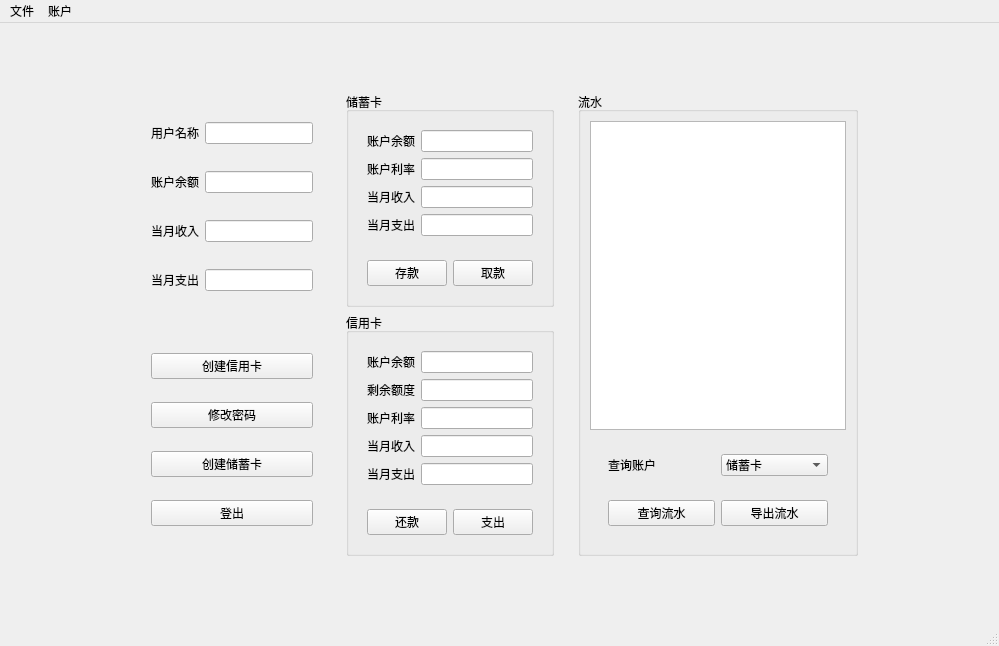
The window that mainwindow.ui (WitchElaina/BankSystem) describes before a commit, drawn with Qt 5.
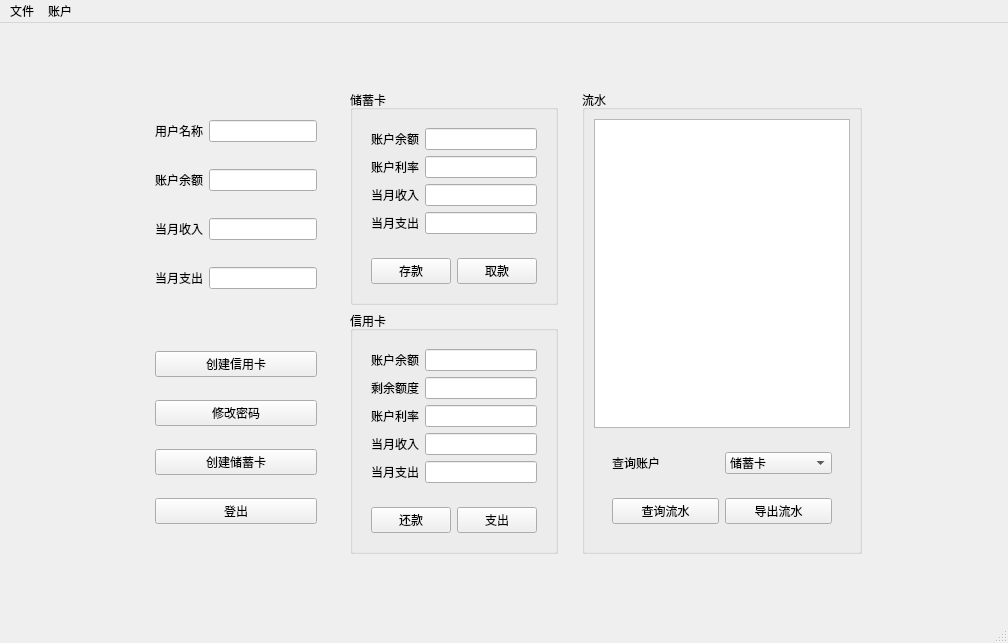
The same window after the commit.

Diff of the .ui file:
```diff
--- a/mainwindow.ui
+++ b/mainwindow.ui
@@ -9,8 +9,8 @@
    <rect>
     <x>0</x>
     <y>0</y>
-    <width>999</width>
-    <height>646</height>
+    <width>1008</width>
+    <height>643</height>
    </rect>
   </property>
   <property name="windowTitle">
@@ -473,7 +473,7 @@
     <rect>
      <x>0</x>
      <y>0</y>
-     <width>999</width>
+     <width>1008</width>
      <height>24</height>
     </rect>
    </property>
```
Left out of the diff: 2 changed lines with no effect on the pictures.
